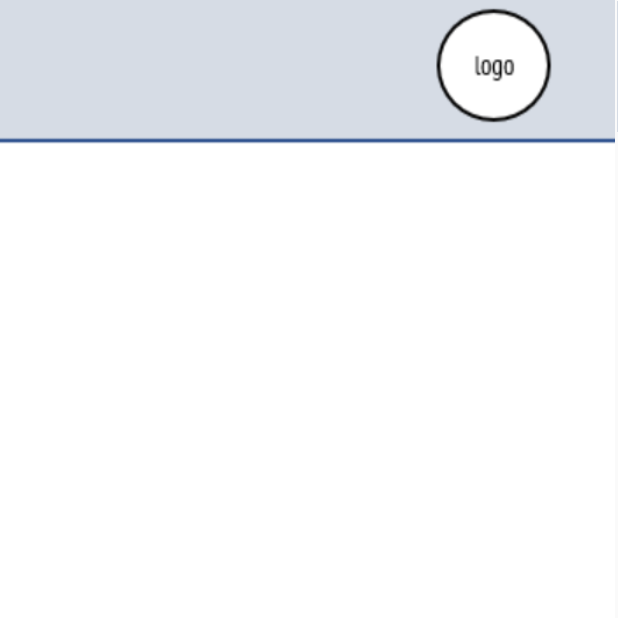
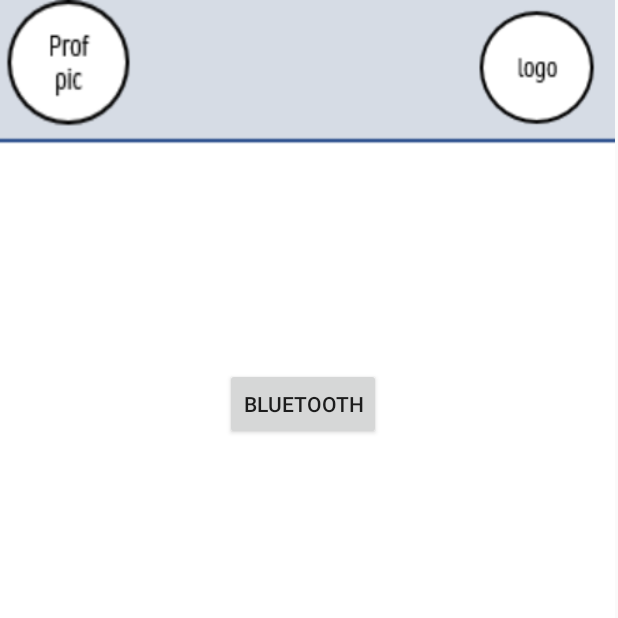
Before and after one commit to IChowdhury01/itsMe, an Android app: the screen it shows after launch (MainActivity), on a phone screen of 412 x 824 dp, the top half of it. Run offline under Robolectric (Android 15) with nearby library versions, the phone set to English and light mode, and no system bars.

Commit message:
some modification to the layout and etc

```diff
--- a/App/src/main/res/layout/activity_main.xml
+++ b/App/src/main/res/layout/activity_main.xml
@@ -27,9 +27,9 @@
         android:onClick="onLockButtonTap"
         app:layout_constraintBottom_toTopOf="@+id/logo_botton"
         app:layout_constraintEnd_toStartOf="@+id/textView"
-        app:layout_constraintHorizontal_bias="0.5"
         app:layout_constraintStart_toEndOf="@+id/textView"
-        app:layout_constraintTop_toBottomOf="@+id/textView" />
+        app:layout_constraintTop_toBottomOf="@+id/textView"
+        app:layout_constraintVertical_bias="0.555" />
 
     <Button
         android:id="@+id/friend_botton"
@@ -38,7 +38,6 @@
         android:layout_marginLeft="12dp"
         android:layout_marginTop="44dp"
         android:background="@drawable/friend"
-
         android:onClick="open"
         app:layout_constraintLeft_toLeftOf="@+id/lock_button"
         app:layout_constraintTop_toBottomOf="@+id/lock_button" />
@@ -47,26 +46,42 @@
         android:id="@+id/profpic_botton"
         android:layout_width="90dp"
         android:layout_height="87dp"
-        android:layout_marginRight="4dp"
-        android:layout_marginBottom="168dp"
         android:background="@drawable/prof_pic"
-        android:onClick="open"
+        android:onClick="onProfilePicTap"
         app:layout_constraintBottom_toTopOf="@+id/lock_button"
-        app:layout_constraintRight_toLeftOf="@+id/lock_button" />
+        app:layout_constraintStart_toStartOf="parent"
+        app:layout_constraintTop_toTopOf="parent"
+        app:layout_constraintVertical_bias="0.0" />
 
     <Button
         android:id="@+id/logo_botton"
         android:layout_width="90dp"
         android:layout_height="90dp"
-        android:layout_marginBottom="168dp"
+        android:layout_marginStart="224dp"
+        android:layout_marginLeft="224dp"
+        android:layout_marginBottom="644dp"
         android:background="@drawable/logo_button"
-        android:onClick="open"
-        app:layout_constraintBottom_toTopOf="@+id/lock_button"
-        app:layout_constraintLeft_toRightOf="@+id/lock_button" />
+        android:onClick="onLogoTap"
+        app:layout_constraintBottom_toBottomOf="@+id/textView"
+        app:layout_constraintStart_toEndOf="@+id/profpic_botton" />
 
     <androidx.constraintlayout.widget.Group
         android:id="@+id/group"
         android:layout_width="wrap_content"
         android:layout_height="wrap_content" />
 
+    <Button
+        android:id="@+id/button"
+        android:layout_width="wrap_content"
+        android:layout_height="wrap_content"
+        android:layout_marginStart="60dp"
+        android:layout_marginLeft="60dp"
+        android:layout_marginBottom="140dp"
+        android:onClick="onBluetoothTap"
+        android:text="Bluetooth"
+        app:layout_constraintBottom_toTopOf="@+id/lock_button"
+        app:layout_constraintStart_toEndOf="@+id/profpic_botton"
+        app:layout_constraintTop_toTopOf="parent"
+        app:layout_constraintVertical_bias="0.941" />
+
 </androidx.constraintlayout.widget.ConstraintLayout>
```
Also changed, not shown: App/src/main/AndroidManifest.xml (+8 -0 lines), App/src/main/java/sp2020/attachablesmartlock/MainActivity.java (+20 -4 lines).
